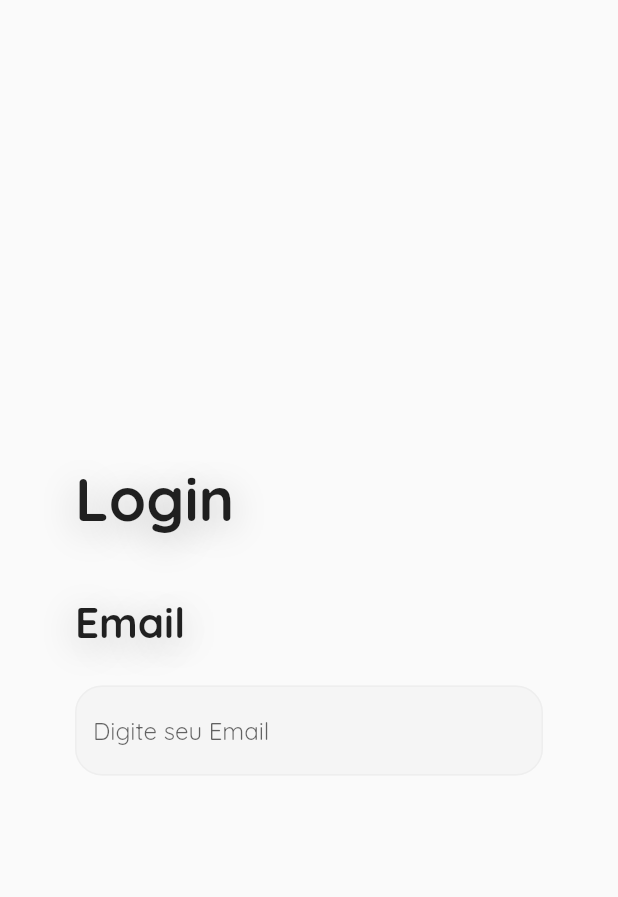
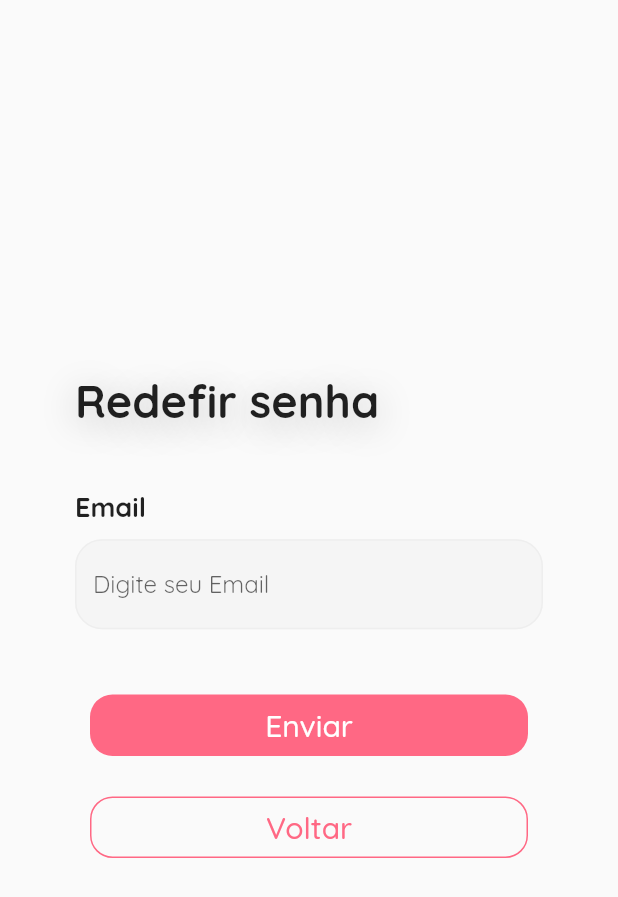
Before and after one commit to ViniciusBatista32/nous, a Flutter app: the screen it shows after launch, swiped to page 4, on a phone screen of 412 x 824 dp. Shown: the top 897 px of the screen. Run offline on Flutter 3.47's test engine with Material 2 defaults, Android fonts, the phone set to English and light mode, and no system bars; our stand-ins replace get.

Commit message:
- Criação do reset de senha - Mecanismo de trava de botão para evitar multiplas requições - Melhorias no sistema pós login/cadastro

```diff
--- a/lib/ui/reset_password_page.dart
+++ b/lib/ui/reset_password_page.dart
@@ -12,32 +12,37 @@ class ResetPasswordPage extends StatefulWidget {
 }
 
 class _ResetPasswordPage extends State<ResetPasswordPage> {
-  GlobalKey<FormState> loginFormKey = GlobalKey<FormState>();
+  GlobalKey<FormState> resetPasswordFormKey = GlobalKey<FormState>();
 
   TextEditingController emailController = TextEditingController();
 
+  bool loading = false;
+
   @override
   Widget build(BuildContext context) {
+    Color backColor = loading ? Color.fromARGB(255, 159, 64, 83) : Color.fromARGB(255, 255, 104, 132);
+
     return Scaffold(
-      body: Container(
+      body: Center(
+        child: SingleChildScrollView(
+          child: Container(
             padding: const EdgeInsets.only(left: 50, right: 50),
-        decoration: const BoxDecoration(
-          color: Colors.transparent
-        ),
+            decoration: const BoxDecoration(color: Colors.transparent),
 
             child: Form(
-          key: loginFormKey,
+              key: resetPasswordFormKey,
               child: Column(
+
                 mainAxisAlignment: MainAxisAlignment.center,
                 crossAxisAlignment: CrossAxisAlignment.stretch,
                 children: [
 
                   Text(
-                "Login",
+                    "Redefir senha",
 
                     style: TextStyle(
                       fontWeight: FontWeight.w700,
-                  fontSize: 40,
+                      fontSize: 30,
                       shadows: [
                         Shadow(
                           offset: const Offset(0, 5),
@@ -48,22 +53,14 @@ class _ResetPasswordPage extends State<ResetPasswordPage> {
                     ),
                   ),
 
-              Padding(
+                  const Padding(
                     padding: EdgeInsets.only(top: 40),
-
                     child: Text(
                       "Email",
 
                       style: TextStyle(
                         fontWeight: FontWeight.w700,
-                    fontSize: 28,
-                    shadows: [
-                      Shadow(
-                        offset: const Offset(0, 5),
-                        blurRadius: 30.0,
-                        color: Colors.grey.shade400,
-                      ),
-                    ],
+                        fontSize: 18
                       ),
                     ),
                   ),
@@ -71,30 +68,121 @@ class _ResetPasswordPage extends State<ResetPasswordPage> {
                   WidgetComponents().CustomFormField(
                     controller: emailController,
 
-                validator: (value){
+                    validator: (value) {
                       if(value!.isEmpty)
+                        return "Insira um Email!";
+                      else if (!value.contains("@") || !value.contains("."))
+                        return "Insira um Email válido!";
+                    },
+
+                    hintText: "Digite seu Email",
+                    padding: EdgeInsets.only(top: 10),
+                    keyboardType: TextInputType.emailAddress,
+                  ),
+
+                  Padding(
+                    padding: const EdgeInsets.only(top: 40, left: 10, right: 10),
+                    child: ElevatedButton(
+                      onPressed: loading ? null : resetPassword,
+
+                      child: const Padding(
+                        padding: EdgeInsets.only(top: 8, bottom: 8),
+                        child: Text(
+                          "Enviar",
+
+                          style: TextStyle(
+                            fontWeight: FontWeight.w500,
+                            fontSize: 20
+                          ),
+                        ),
+                      ),
+
+                      style: ButtonStyle(
+                        backgroundColor: MaterialStateProperty.all<Color>(const Color.fromARGB(255, 255, 104, 132)),
+                        shadowColor: MaterialStateProperty.all<Color>(const Color.fromARGB(0, 0, 0, 0)),
+                        shape: MaterialStateProperty.all<RoundedRectangleBorder>(
+                          RoundedRectangleBorder(borderRadius: BorderRadius.circular(15))
+                        )
+                      )
+                    ),
+                  ),
+
+                  Padding(
+                    padding: const EdgeInsets.only(top: 20, left: 10, right: 10),
+                    child: ElevatedButton(
+                      onPressed: ()
                       {
-                    return "Insira um Email!";
-                  }
-                  else if(!value.contains("@") || !value.contains("."))
+                        if(loading)
+                          null;
+                        else
                         {
-                    return "Insira um Email válido!";
+                          widget._pageController.animateToPage(
+                            2,
+                            duration: Duration(milliseconds: 500),
+                            curve: Curves.easeInOut
+                          );
                         }
                       },
 
-                hintText: "Digite seu Email",
-                padding: EdgeInsets.only(top: 25),
-                keyboardType: TextInputType.emailAddress,
+                      child: Padding(
+                        padding: EdgeInsets.only(top: 8, bottom: 8),
+                        child: Text(
+                          "Voltar",
+                          style: TextStyle(
+                            fontSize: 20,
+                            fontWeight: FontWeight.w500,
+                            color: backColor
+                          ),
+                        ),
+                      ),
+
+                      style: ButtonStyle(
+                        backgroundColor: MaterialStateProperty.all<Color>(const Color.fromARGB(0, 0, 0, 0)),
+                        shadowColor: MaterialStateProperty.all<Color>(const Color.fromARGB(0, 0, 0, 0)),
+                        shape: MaterialStateProperty.all<RoundedRectangleBorder>(
+                          RoundedRectangleBorder(
+                            borderRadius: BorderRadius.circular(15),
+                            side: const BorderSide(color: Color.fromARGB(255, 255, 104, 132))
                           )
+                        )
+                      )
+                    ),
+                  ),
                 ],
               ),
             )
-      )
+          ),
+        ),
+      ),
     );
   }
 
   void resetPassword() async
   {
-    UsersFunctions().resetPasswordFunction(loginFormKey, emailController.text);
+    if(resetPasswordFormKey.currentState!.validate())
+    {
+      setState(() {
+        loading = true;
+      });
+
+      FocusScope.of(context).unfocus();
+
+      UsersFunctions().resetPasswordFunction(emailController.text).then((value){
+        setState(() {
+          loading = false;
+        });
+
+        if(value)
+        {
+          emailController.text = "";
+
+          widget._pageController.animateToPage(
+            2,
+            duration: Duration(milliseconds: 500),
+            curve: Curves.easeInOut
+          );
+        }
+      });
     }
   }
+}
```
Also changed, not shown: lib/functions/users_functions.dart (+45 -4 lines), lib/request_handler/users_request_handler.dart (+7 -0 lines), lib/ui/login_page.dart (+40 -9 lines), lib/ui/signup_page.dart (+37 -28 lines). Lines whose indentation alone changed are shown as unchanged.
